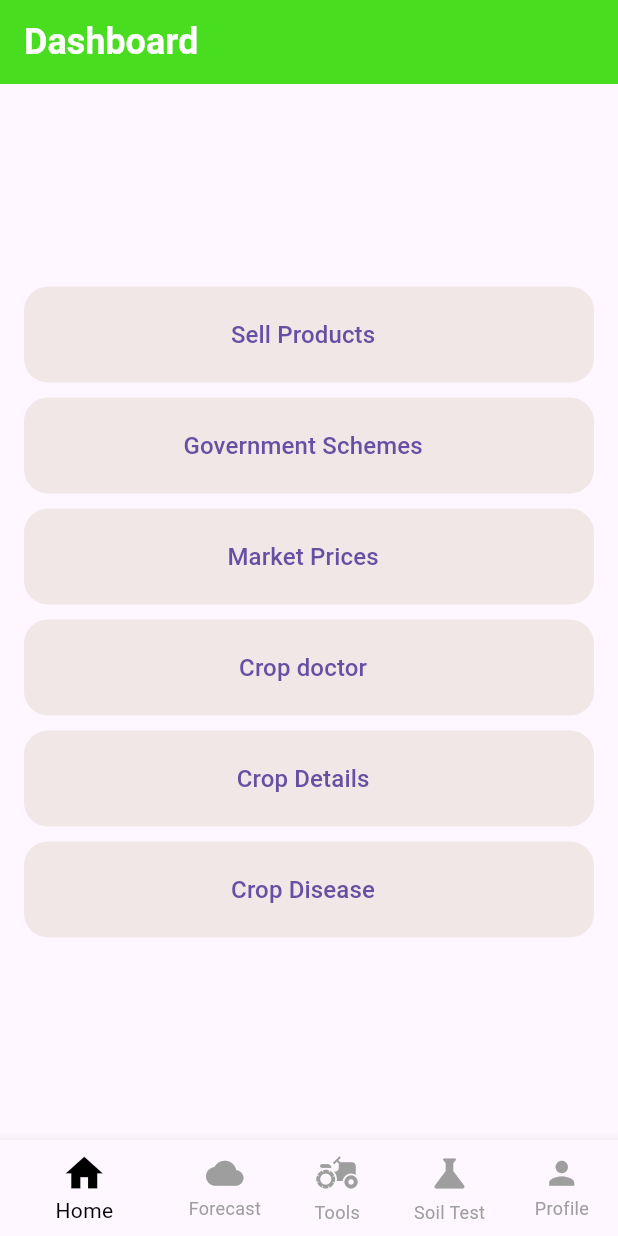
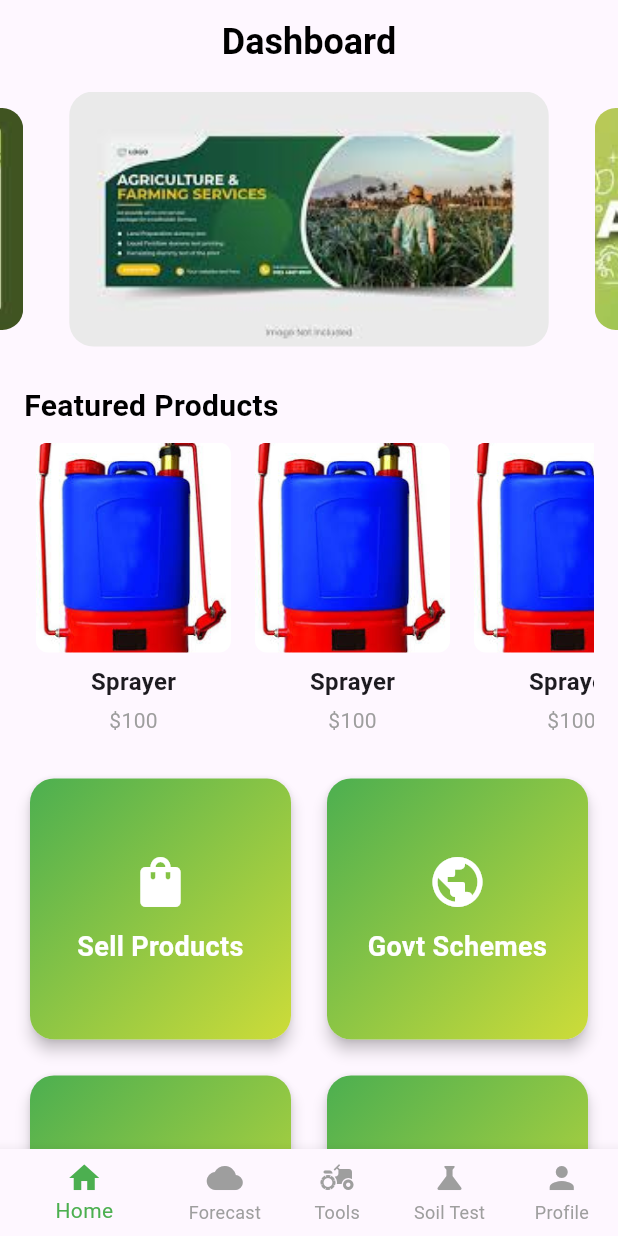
Before and after one commit to KarthikChallagundla/Krishi-Sahayak, a Flutter app: the FarmerPage screen opened directly, on a phone screen of 412 x 824 dp. Run offline on Flutter 3.47's test engine with Material 3 defaults, Android fonts, the light colour scheme and no system bars; drawn by our look-alikes of carousel_slider; our stand-ins replace cloud_firestore, firebase_auth, firebase_core, firebase_storage, flutter_dotenv, google_sign_in and 2 more; missing offline and left inert: razorpay_flutter, translator; accounts and stored records are empty; generated files the repository leaves out were written again.

Commit message:
Updated Dashboard

```diff
--- a/lib/farmer_pages/farmer_page.dart
+++ b/lib/farmer_pages/farmer_page.dart
@@ -11,8 +11,8 @@ import 'package:demo_mvp/farmer_pages/soil_test.dart';
 import 'package:demo_mvp/farmer_pages/weather_page.dart';
 import 'package:firebase_auth/firebase_auth.dart';
 import 'package:flutter/material.dart';
+import 'package:carousel_slider/carousel_slider.dart';
 import 'package:flutter_gen/gen_l10n/app_localization.dart';
-
 
 class FarmerPage extends StatefulWidget {
   const FarmerPage({super.key});
@@ -22,15 +22,10 @@ class FarmerPage extends StatefulWidget {
 }
 
 class _FarmerPageState extends State<FarmerPage> {
-
   String userId = "";
-  String prodName = "";
-  String prodPrice = "";
   String username = "";
   String userRole = "";
   String userEmail = "";
-
-  // late DocumentSnapshot<Object?> userDocument;
 
   int currentIndex = 0;
 
@@ -44,127 +39,72 @@ class _FarmerPageState extends State<FarmerPage> {
     User? user = FirebaseAuth.instance.currentUser;
 
     if (user != null) {
-      DocumentSnapshot userDoc = await FirebaseFirestore.instance.collection('users').doc(user.uid).get();
+      DocumentSnapshot userDoc =
+          await FirebaseFirestore.instance.collection('users').doc(user.uid).get();
       setState(() {
         userId = userDoc['uid'];
         username = userDoc['username'];
         userRole = userDoc['role'];
         userEmail = userDoc['email'];
-        // userDocument = userDoc;
       });
     }
   }
 
   @override
   Widget build(BuildContext context) {
-
-    final List<Widget> pages = [WeatherPage(), MachineryTools(), SoilTest(), ProfilePage(username: username, email: userEmail,)];
-    final List<String> names = [AppLocalizations.of(context)!.weather, AppLocalizations.of(context)!.tools, AppLocalizations.of(context)!.soilTest, AppLocalizations.of(context)!.profile];
+    final List<Widget> pages = [
+      WeatherPage(),
+      MachineryTools(),
+      SoilTest(),
+      ProfilePage(username: username, email: userEmail),
+    ];
+    final List<String> names = [
+      AppLocalizations.of(context)!.weather,
+      AppLocalizations.of(context)!.tools,
+      AppLocalizations.of(context)!.soilTest,
+      AppLocalizations.of(context)!.profile,
+    ];
 
     return Scaffold(
       appBar: AppBar(
-        backgroundColor: Color.fromRGBO(72, 221, 30, 1),
-        title: Text(currentIndex == 0 ? AppLocalizations.of(context)!.dashboard : names[currentIndex - 1], style: TextStyle(color: Colors.white, fontSize: 24, fontWeight: FontWeight.bold),),
+        elevation: 0,
+        backgroundColor: Colors.transparent,
+        title: Text(
+          currentIndex == 0
+              ? AppLocalizations.of(context)!.dashboard
+              : names[currentIndex - 1],
+          style: const TextStyle(
+              color: Colors.black,
+              fontSize: 24,
+              fontWeight: FontWeight.bold),
+        ),
+        centerTitle: true,
       ),
-      body: (currentIndex != 0) ? pages[currentIndex - 1] : Container(
-        padding: EdgeInsets.symmetric(horizontal: 16, vertical: 8),
-        child: Column(
-          mainAxisAlignment: MainAxisAlignment.center,
-          children: [
-            ListTile(
-              tileColor: const Color.fromARGB(255, 241, 231, 231),
-              shape: RoundedRectangleBorder(borderRadius: BorderRadius.circular(16)),
-              title: TextButton(
-                onPressed: (){
-                  Navigator.of(context).push(MaterialPageRoute(builder: (context) => MyProductsPage(user: userId)));
-                },
-                child: Text(AppLocalizations.of(context)!.sellProducts, style: TextStyle(fontSize: 16),),
+      body: (currentIndex != 0)
+          ? pages[currentIndex - 1]
+          : SingleChildScrollView(
+              child: Column(
+                crossAxisAlignment: CrossAxisAlignment.start,
+                children: [
+                  _buildBannerSlider(),
+                  const SizedBox(height: 20),
+                  _buildProductSection(context, "Featured Products"),
+                  const SizedBox(height: 20),
+                  _buildGridSection(context),
+                  const SizedBox(height: 20),
+                ],
               ),
             ),
-            SizedBox(height: 10,),
-             ListTile(
-              tileColor: const Color.fromARGB(255, 241, 231, 231),
-              shape: RoundedRectangleBorder(borderRadius: BorderRadius.circular(16)),
-              title: TextButton(
-                onPressed: (){
-                  Navigator.of(context).push(MaterialPageRoute(builder: (context) => Schemes()));
-                },
-                child: Text(AppLocalizations.of(context)!.governmentSchemes, style: TextStyle(fontSize: 16),),
-              ),
-            ),
-            SizedBox(height: 10,),
-            ListTile(
-              tileColor: const Color.fromARGB(255, 241, 231, 231),
-              shape: RoundedRectangleBorder(borderRadius: BorderRadius.circular(16)),
-              title: TextButton(
-                onPressed: (){
-                  Navigator.of(context).push(MaterialPageRoute(builder: (context) => MarketPrices()));
-                },
-                child: Text(AppLocalizations.of(context)!.marketPrices, style: TextStyle(fontSize: 16),),
-              ),
-            ),
-            SizedBox(height: 10,),
-            ListTile(
-              tileColor: const Color.fromARGB(255, 241, 231, 231),
-              shape: RoundedRectangleBorder(borderRadius: BorderRadius.circular(16)),
-              title: TextButton(
-                onPressed: (){
-                  Navigator.of(context).push(MaterialPageRoute(builder: (context) => CropDoctor()));
-                },
-                child: Text(AppLocalizations.of(context)!.cropDoctor, style: TextStyle(fontSize: 16),),
-              ),
-            ),
-            SizedBox(height: 10,),
-            ListTile(
-              tileColor: const Color.fromARGB(255, 241, 231, 231),
-              shape: RoundedRectangleBorder(borderRadius: BorderRadius.circular(16)),
-              title: TextButton(
-                onPressed: (){
-                  Navigator.of(context).push(MaterialPageRoute(builder: (context) => CropsPage()));
-                },
-                child: Text('Crop Details', style: TextStyle(fontSize: 16),),
-              ),
-            ),
-            SizedBox(height: 10,),
-            ListTile(
-              tileColor: const Color.fromARGB(255, 241, 231, 231),
-              shape: RoundedRectangleBorder(borderRadius: BorderRadius.circular(16)),
-              title: TextButton(
-                onPressed: (){
-                  Navigator.of(context).push(MaterialPageRoute(builder: (context) => CropDisease()));
-                },
-                child: Text('Crop Disease', style: TextStyle(fontSize: 16),),
-              ),
-            ),
-          ],
-        ),
-      ),
-
       bottomNavigationBar: BottomNavigationBar(
         items: <BottomNavigationBarItem>[
-          BottomNavigationBarItem(
-            icon: Icon(Icons.home, size: 30),
-            label: AppLocalizations.of(context)!.home,
-          ),
-          BottomNavigationBarItem(
-            icon: Icon(Icons.cloud, size: 25),
-            label: AppLocalizations.of(context)!.forecast,
-          ),
-          BottomNavigationBarItem(
-            icon: Icon(Icons.agriculture, size: 30),
-            label: AppLocalizations.of(context)!.tools,
-          ),
-          BottomNavigationBarItem(
-            icon: Icon(Icons.science, size: 30),
-            label: AppLocalizations.of(context)!.soilTest,
-          ),
-          BottomNavigationBarItem(
-            icon: Icon(Icons.person, size: 25),
-            label: AppLocalizations.of(context)!.profile,
-          ),
+          _buildBottomNavItem(Icons.home, AppLocalizations.of(context)!.home),
+          _buildBottomNavItem(Icons.cloud, AppLocalizations.of(context)!.forecast),
+          _buildBottomNavItem(Icons.agriculture, AppLocalizations.of(context)!.tools),
+          _buildBottomNavItem(Icons.science, AppLocalizations.of(context)!.soilTest),
+          _buildBottomNavItem(Icons.person, AppLocalizations.of(context)!.profile),
         ],
         currentIndex: currentIndex,
-        selectedItemColor: Colors.black,
+        selectedItemColor: Colors.green,
         unselectedItemColor: Colors.grey,
         showUnselectedLabels: true,
         onTap: (value) {
@@ -175,4 +115,171 @@ class _FarmerPageState extends State<FarmerPage> {
       ),
     );
   }
+
+  Widget _buildBannerSlider() {
+    return CarouselSlider(
+      options: CarouselOptions(
+        height: 180,
+        autoPlay: true,
+        enlargeCenterPage: true,
+        aspectRatio: 16 / 9,
+        viewportFraction: 0.8,
+      ),
+      items: [1, 2, 3].map((i) {
+        return Builder(
+          builder: (BuildContext context) {
+            return Container(
+              margin: const EdgeInsets.all(5.0),
+              decoration: BoxDecoration(
+                borderRadius: BorderRadius.circular(16),
+                image: DecorationImage(
+                  image: AssetImage('assets/banner${i.toString()}.jpg'),
+                  fit: BoxFit.cover,
+                ),
+              ),
+            );
+          },
+        );
+      }).toList(),
+    );
+  }
+
+  Widget _buildProductSection(BuildContext context, String title) {
+    return Padding(
+      padding: const EdgeInsets.symmetric(horizontal: 16),
+      child: Column(
+        crossAxisAlignment: CrossAxisAlignment.start,
+        children: [
+          Text(
+            title,
+            style: const TextStyle(
+                fontSize: 20, fontWeight: FontWeight.bold, color: Colors.black),
+          ),
+          const SizedBox(height: 10),
+          SizedBox(
+            height: 200,
+            child: ListView.builder(
+              scrollDirection: Axis.horizontal,
+              itemCount: 5, // Example product count
+              itemBuilder: (context, index) {
+                return _buildProductCard(context);
+              },
+            ),
+          ),
+        ],
+      ),
+    );
+  }
+
+  Widget _buildProductCard(BuildContext context) {
+    return Container(
+      width: 130,
+      margin: const EdgeInsets.symmetric(horizontal: 8),
+      child: Column(
+        crossAxisAlignment: CrossAxisAlignment.center,
+        children: [
+          Container(
+            height: 140,
+            decoration: BoxDecoration(
+              borderRadius: BorderRadius.circular(8),
+              image: const DecorationImage(
+                image: AssetImage('assets/sprayer.jpeg'),
+                fit: BoxFit.cover,
+              ),
+            ),
+          ),
+          const SizedBox(height: 8),
+          const Text(
+            'Sprayer',
+            style: TextStyle(fontSize: 16, fontWeight: FontWeight.w600),
+          ),
+          const SizedBox(height: 4),
+          const Text(
+            '\$100',
+            style: TextStyle(fontSize: 14, color: Colors.grey),
+          ),
+        ],
+      ),
+    );
+  }
+
+  Widget _buildGridSection(BuildContext context) {
+    return Padding(
+      padding: const EdgeInsets.symmetric(horizontal: 16),
+      child: GridView.count(
+        crossAxisCount: 2,
+        crossAxisSpacing: 16,
+        mainAxisSpacing: 16,
+        shrinkWrap: true,
+        physics: const NeverScrollableScrollPhysics(),
+        children: [
+          _buildDashboardCard(context, Icons.shopping_bag, 'Sell Products', () {
+            Navigator.of(context).push(MaterialPageRoute(
+                builder: (context) => MyProductsPage(user: userId)));
+          }),
+          _buildDashboardCard(context, Icons.public, 'Govt Schemes', () {
+            Navigator.of(context).push(MaterialPageRoute(
+                builder: (context) => Schemes()));
+          }),
+          _buildDashboardCard(context, Icons.price_change, 'Market Prices', () {
+            Navigator.of(context).push(MaterialPageRoute(
+                builder: (context) => MarketPrices()));
+          }),
+          _buildDashboardCard(context, Icons.medical_services, 'Crop Doctor', () {
+            Navigator.of(context).push(MaterialPageRoute(
+                builder: (context) => CropDoctor()));
+          }),
+          _buildDashboardCard(context, Icons.grass, 'Crop Details', () {
+            Navigator.of(context).push(MaterialPageRoute(
+                builder: (context) => CropsPage()));
+          }),
+          _buildDashboardCard(context, Icons.bug_report, 'Crop Disease', () {
+            Navigator.of(context).push(MaterialPageRoute(
+                builder: (context) => CropDisease()));
+          }),
+        ],
+      ),
+    );
+  }
+
+  Widget _buildDashboardCard(BuildContext context, IconData icon, String title, VoidCallback onTap) {
+    return GestureDetector(
+      onTap: onTap,
+      child: Card(
+        elevation: 4,
+        shape: RoundedRectangleBorder(borderRadius: BorderRadius.circular(16)),
+        child: Container(
+          padding: const EdgeInsets.all(16),
+          decoration: BoxDecoration(
+            borderRadius: BorderRadius.circular(16),
+            gradient: const LinearGradient(
+              colors: [Colors.green, Colors.lime],
+              begin: Alignment.topLeft,
+              end: Alignment.bottomRight,
+            ),
+          ),
+          child: Column(
+            mainAxisAlignment: MainAxisAlignment.center,
+            children: [
+              Icon(icon, size: 40, color: Colors.white),
+              const SizedBox(height: 10),
+              Text(
+                title,
+                style: const TextStyle(
+                    fontSize: 18, color: Colors.white, fontWeight: FontWeight.bold),
+                textAlign: TextAlign.center,
+              ),
+            ],
+          ),
+        ),
+      ),
+    );
+  }
+
+  BottomNavigationBarItem _buildBottomNavItem(IconData icon, String label) {
+    return BottomNavigationBarItem(
+      icon: Icon(icon),
+      label: label,
+    );
+  }
 }
--- a/pubspec.yaml
+++ b/pubspec.yaml
@@ -27,6 +27,7 @@ dependencies:
   firebase_storage: ^12.2.0
   translator: ^1.0.0
   tflite: ^1.1.2
+  carousel_slider: ^5.0.0
 
 dev_dependencies:
   flutter_test:
```
Also changed, not shown: assets/banner1.jpg (added), assets/banner2.jpg (added), assets/banner3.jpg (added), pubspec.lock.
